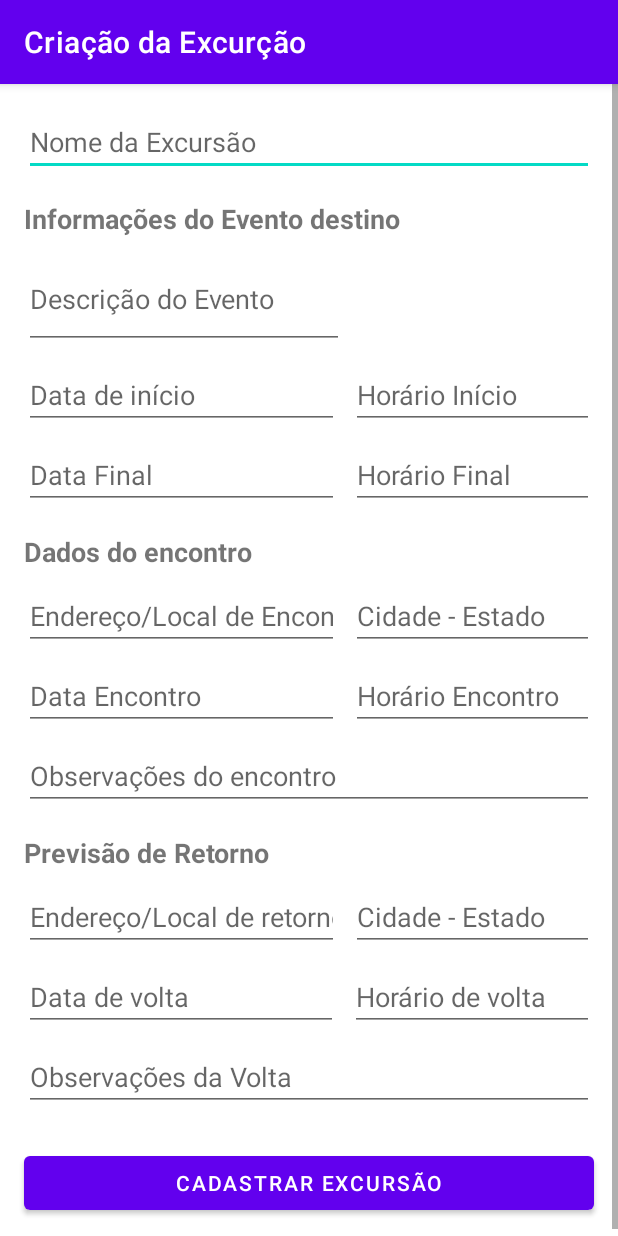
After one commit to victorbueno8/TripXp, an Android app: the EditEventActivity screen opened directly, with no data from a screen before it, on a phone screen of 412 x 824 dp. The commit adds this screen. Run offline under Robolectric (Android 15) with nearby library versions, the phone set to English and light mode, and no system bars.

Commit message:
Add edit event activity for organizer users

```diff
--- a/app/build.gradle
+++ b/app/build.gradle
@@ -41,6 +41,8 @@ dependencies {
     implementation 'androidx.constraintlayout:constraintlayout:2.0.4'
     implementation 'androidx.lifecycle:lifecycle-livedata-ktx:2.3.1'
     implementation 'androidx.lifecycle:lifecycle-viewmodel-ktx:2.3.1'
+    implementation 'androidx.legacy:legacy-support-v4:1.0.0'
+    implementation 'androidx.recyclerview:recyclerview:1.1.0'
     testImplementation 'junit:junit:4.+'
     androidTestImplementation 'androidx.test.ext:junit:1.1.2'
     androidTestImplementation 'androidx.test.espresso:espresso-core:3.3.0'
--- a/app/src/main/AndroidManifest.xml
+++ b/app/src/main/AndroidManifest.xml
@@ -9,6 +9,9 @@
         android:roundIcon="@mipmap/ic_launcher_round"
         android:supportsRtl="true"
         android:theme="@style/Theme.TripXp">
+        <activity
+            android:name=".presentation.organizer.EditEventActivity"
+            android:label="Criação da Excurção" />
         <activity
             android:name=".presentation.PaymentMethodActivity"
             android:label="Método de Pagamento" />
--- /dev/null
+++ b/app/src/main/java/br/edu/ifsp/scl/sdm/tripxp/presentation/organizer/EditEventActivity.kt
@@ -0,0 +1,12 @@
+package br.edu.ifsp.scl.sdm.tripxp.presentation.organizer
+
+import androidx.appcompat.app.AppCompatActivity
+import android.os.Bundle
+import br.edu.ifsp.scl.sdm.tripxp.R
+
+class EditEventActivity : AppCompatActivity() {
+    override fun onCreate(savedInstanceState: Bundle?) {
+        super.onCreate(savedInstanceState)
+        setContentView(R.layout.activity_edit_event)
+    }
+}
--- /dev/null
+++ b/app/src/main/res/layout/activity_edit_event.xml
@@ -0,0 +1,341 @@
+<?xml version="1.0" encoding="utf-8"?>
+<androidx.constraintlayout.widget.ConstraintLayout xmlns:android="http://schemas.android.com/apk/res/android"
+    xmlns:app="http://schemas.android.com/apk/res-auto"
+    xmlns:tools="http://schemas.android.com/tools"
+    android:layout_width="match_parent"
+    android:layout_height="match_parent"
+    tools:context=".presentation.organizer.EditEventActivity">
+
+    <ScrollView
+        android:layout_width="match_parent"
+        android:layout_height="match_parent"
+        app:layout_constraintBottom_toBottomOf="parent"
+        app:layout_constraintEnd_toEndOf="parent"
+        app:layout_constraintStart_toStartOf="parent"
+        app:layout_constraintTop_toTopOf="parent">
+
+        <LinearLayout
+            android:layout_width="match_parent"
+            android:layout_height="wrap_content"
+            android:orientation="vertical">
+
+            <androidx.constraintlayout.widget.ConstraintLayout
+                android:id="@+id/newExcursionFormCl"
+                android:layout_width="match_parent"
+                android:layout_height="match_parent">
+
+                <EditText
+                    android:id="@+id/horaInicioEtt"
+                    android:layout_width="0dp"
+                    android:layout_height="wrap_content"
+                    android:layout_marginStart="4dp"
+                    android:layout_marginLeft="4dp"
+                    android:layout_marginEnd="16dp"
+                    android:layout_marginRight="16dp"
+                    android:ems="10"
+                    android:hint="Horário Início"
+                    android:inputType="time"
+                    app:layout_constraintBottom_toBottomOf="@+id/dataInicioEtd"
+                    app:layout_constraintEnd_toEndOf="parent"
+                    app:layout_constraintStart_toEndOf="@+id/dataInicioEtd"
+                    app:layout_constraintTop_toTopOf="@+id/dataInicioEtd" />
+
+                <EditText
+                    android:id="@+id/returnDateEt"
+                    android:layout_width="209dp"
+                    android:layout_height="wrap_content"
+                    android:layout_marginStart="16dp"
+                    android:layout_marginLeft="16dp"
+                    android:layout_marginTop="8dp"
+                    android:layout_marginEnd="4dp"
+                    android:layout_marginRight="4dp"
+                    android:ems="10"
+                    android:hint="Data de volta"
+                    android:inputType="date"
+                    app:layout_constraintEnd_toStartOf="@+id/returnHourEt"
+                    app:layout_constraintStart_toStartOf="parent"
+                    app:layout_constraintTop_toBottomOf="@+id/returnAddressEt" />
+
+                <EditText
+                    android:id="@+id/meetingDateEt"
+                    android:layout_width="210dp"
+                    android:layout_height="wrap_content"
+                    android:layout_marginStart="16dp"
+                    android:layout_marginLeft="16dp"
+                    android:layout_marginTop="8dp"
+                    android:layout_marginEnd="4dp"
+                    android:layout_marginRight="4dp"
+                    android:ems="10"
+                    android:hint="Data Encontro"
+                    android:inputType="date"
+                    app:layout_constraintEnd_toStartOf="@+id/meetingHourEt"
+                    app:layout_constraintStart_toStartOf="parent"
+                    app:layout_constraintTop_toBottomOf="@+id/meetingAddressEt" />
+
+                <EditText
+                    android:id="@+id/returnAddressEt"
+                    android:layout_width="210dp"
+                    android:layout_height="wrap_content"
+                    android:layout_marginStart="16dp"
+                    android:layout_marginLeft="16dp"
+                    android:layout_marginTop="8dp"
+                    android:layout_marginEnd="4dp"
+                    android:layout_marginRight="4dp"
+                    android:ems="10"
+                    android:hint="Endereço/Local de retorno"
+                    android:inputType="textPersonName"
+                    app:layout_constraintEnd_toStartOf="@+id/returnCityEt"
+                    app:layout_constraintStart_toStartOf="parent"
+                    app:layout_constraintTop_toBottomOf="@+id/returnInfoLb" />
+
+                <TextView
+                    android:id="@+id/returnInfoLb"
+                    android:layout_width="wrap_content"
+                    android:layout_height="wrap_content"
+                    android:layout_marginStart="16dp"
+                    android:layout_marginLeft="16dp"
+                    android:layout_marginTop="16dp"
+                    android:text="Previsão de Retorno"
+                    android:textSize="18sp"
+                    android:textStyle="bold"
+                    app:layout_constraintStart_toStartOf="parent"
+                    app:layout_constraintTop_toBottomOf="@+id/meetingObservationsEt" />
+
+                <EditText
+                    android:id="@+id/meetingObservationsEt"
+                    android:layout_width="0dp"
+                    android:layout_height="wrap_content"
+                    android:layout_marginStart="16dp"
+                    android:layout_marginLeft="16dp"
+                    android:layout_marginTop="8dp"
+                    android:layout_marginEnd="16dp"
+                    android:layout_marginRight="16dp"
+                    android:ems="10"
+                    android:hint="Observações do encontro"
+                    android:inputType="textPersonName"
+                    app:layout_constraintEnd_toEndOf="parent"
+                    app:layout_constraintStart_toStartOf="parent"
+                    app:layout_constraintTop_toBottomOf="@+id/meetingDateEt" />
+
+                <EditText
+                    android:id="@+id/dataInicioEtd"
+                    android:layout_width="210dp"
+                    android:layout_height="wrap_content"
+                    android:layout_marginStart="16dp"
+                    android:layout_marginLeft="16dp"
+                    android:layout_marginTop="8dp"
+                    android:layout_marginEnd="4dp"
+                    android:layout_marginRight="4dp"
+                    android:ems="10"
+                    android:hint="Data de início"
+                    android:inputType="date"
+                    app:layout_constraintEnd_toStartOf="@+id/horaInicioEtt"
+                    app:layout_constraintStart_toStartOf="parent"
+                    app:layout_constraintTop_toBottomOf="@+id/editTextTextPersonName2" />
+
+                <EditText
+                    android:id="@+id/returnCityEt"
+                    android:layout_width="0dp"
+                    android:layout_height="wrap_content"
+                    android:layout_marginStart="4dp"
+                    android:layout_marginLeft="4dp"
+                    android:layout_marginEnd="16dp"
+                    android:layout_marginRight="16dp"
+                    android:ems="10"
+                    android:hint="Cidade - Estado"
+                    android:inputType="textPersonName"
+                    app:layout_constraintBottom_toBottomOf="@+id/returnAddressEt"
+                    app:layout_constraintEnd_toEndOf="parent"
+                    app:layout_constraintStart_toEndOf="@+id/returnAddressEt"
+                    app:layout_constraintTop_toTopOf="@+id/returnAddressEt" />
+
+                <EditText
+                    android:id="@+id/meetingAddressEt"
+                    android:layout_width="210dp"
+                    android:layout_height="wrap_content"
+                    android:layout_marginStart="16dp"
+                    android:layout_marginLeft="16dp"
+                    android:layout_marginTop="8dp"
+                    android:layout_marginEnd="4dp"
+                    android:layout_marginRight="4dp"
+                    android:ems="10"
+                    android:hint="Endereço/Local de Encontro"
+                    android:inputType="textPersonName"
+                    app:layout_constraintEnd_toStartOf="@+id/meetingCityEt"
+                    app:layout_constraintStart_toStartOf="parent"
+                    app:layout_constraintTop_toBottomOf="@+id/gatheringInfoLb" />
+
+                <EditText
+                    android:id="@+id/returnHourEt"
+                    android:layout_width="0dp"
+                    android:layout_height="wrap_content"
+                    android:layout_marginStart="4dp"
+                    android:layout_marginLeft="4dp"
+                    android:layout_marginEnd="16dp"
+                    android:layout_marginRight="16dp"
+                    android:ems="10"
+                    android:hint="Horário de volta"
+                    android:inputType="time"
+                    app:layout_constraintBottom_toBottomOf="@+id/returnDateEt"
+                    app:layout_constraintEnd_toEndOf="parent"
+                    app:layout_constraintStart_toEndOf="@+id/returnDateEt"
+                    app:layout_constraintTop_toTopOf="@+id/returnDateEt" />
+
+                <TextView
+                    android:id="@+id/eventInfoLb"
+                    android:layout_width="wrap_content"
+                    android:layout_height="wrap_content"
+                    android:layout_marginStart="16dp"
+                    android:layout_marginLeft="16dp"
+                    android:layout_marginTop="16dp"
+                    android:text="Informações do Evento destino"
+                    android:textSize="18sp"
+                    android:textStyle="bold"
+                    app:layout_constraintStart_toStartOf="parent"
+                    app:layout_constraintTop_toBottomOf="@+id/editTextTextPersonName" />
+
+                <EditText
+                    android:id="@+id/editTextTextPersonName"
+                    android:layout_width="0dp"
+                    android:layout_height="wrap_content"
+                    android:layout_marginStart="16dp"
+                    android:layout_marginLeft="16dp"
+                    android:layout_marginTop="16dp"
+                    android:layout_marginEnd="16dp"
+                    android:layout_marginRight="16dp"
+                    android:ems="10"
+                    android:hint="Nome da Excursão"
+                    android:inputType="textPersonName"
+                    app:layout_constraintEnd_toEndOf="parent"
+                    app:layout_constraintStart_toStartOf="parent"
+                    app:layout_constraintTop_toTopOf="parent" />
+
+                <EditText
+                    android:id="@+id/horaFinalEtt"
+                    android:layout_width="0dp"
+                    android:layout_height="wrap_content"
+                    android:layout_marginStart="4dp"
+                    android:layout_marginLeft="4dp"
+                    android:layout_marginEnd="16dp"
+                    android:layout_marginRight="16dp"
+                    android:ems="10"
+                    android:hint="Horário Final"
+                    android:inputType="time"
+                    app:layout_constraintBottom_toBottomOf="@+id/dataFinalEtd"
+                    app:layout_constraintEnd_toEndOf="parent"
+                    app:layout_constraintStart_toEndOf="@+id/dataFinalEtd"
+                    app:layout_constraintTop_toTopOf="@+id/dataFinalEtd" />
+
+                <EditText
+                    android:id="@+id/dataFinalEtd"
+                    android:layout_width="210dp"
+                    android:layout_height="wrap_content"
+                    android:layout_marginStart="16dp"
+                    android:layout_marginLeft="16dp"
+                    android:layout_marginTop="8dp"
+                    android:layout_marginEnd="4dp"
+                    android:layout_marginRight="4dp"
+                    android:ems="10"
+                    android:hint="Data Final"
+                    android:inputType="date"
+                    app:layout_constraintEnd_toStartOf="@+id/horaFinalEtt"
+                    app:layout_constraintStart_toStartOf="parent"
+                    app:layout_constraintTop_toBottomOf="@+id/dataInicioEtd" />
+
+                <EditText
+                    android:id="@+id/meetingCityEt"
+                    android:layout_width="0dp"
+                    android:layout_height="wrap_content"
+                    android:layout_marginStart="4dp"
+                    android:layout_marginLeft="4dp"
+                    android:layout_marginEnd="16dp"
+                    android:layout_marginRight="16dp"
+                    android:ems="10"
+                    android:hint="Cidade - Estado"
+                    android:inputType="textPersonName"
+                    app:layout_constraintEnd_toEndOf="parent"
+                    app:layout_constraintStart_toEndOf="@+id/meetingAddressEt"
+                    app:layout_constraintTop_toTopOf="@+id/meetingAddressEt" />
+
+                <EditText
+                    android:id="@+id/editTextTextPersonName2"
+                    android:layout_width="0dp"
+                    android:layout_height="wrap_content"
+                    android:layout_marginStart="16dp"
+                    android:layout_marginLeft="16dp"
+                    android:layout_marginTop="8dp"
+                    android:ems="10"
+                    android:hint="Descrição do Evento"
+                    android:inputType="textMultiLine"
+                    android:lines="4"
+                    android:maxLines="8"
+                    android:minLines="2"
+                    android:scrollbars="vertical"
+                    app:layout_constraintStart_toStartOf="parent"
+                    app:layout_constraintTop_toBottomOf="@+id/eventInfoLb" />
+
+                <TextView
+                    android:id="@+id/gatheringInfoLb"
+                    android:layout_width="wrap_content"
+                    android:layout_height="wrap_content"
+                    android:layout_marginStart="16dp"
+                    android:layout_marginLeft="16dp"
+                    android:layout_marginTop="16dp"
+                    android:text="Dados do encontro"
+                    android:textSize="18sp"
+                    android:textStyle="bold"
+                    app:layout_constraintStart_toStartOf="parent"
+                    app:layout_constraintTop_toBottomOf="@+id/dataFinalEtd" />
+
+                <EditText
+                    android:id="@+id/meetingHourEt"
+                    android:layout_width="0dp"
+                    android:layout_height="wrap_content"
+                    android:layout_marginStart="4dp"
+                    android:layout_marginLeft="4dp"
+                    android:layout_marginEnd="16dp"
+                    android:layout_marginRight="16dp"
+                    android:ems="10"
+                    android:hint="Horário Encontro"
+                    android:inputType="time"
+                    app:layout_constraintBottom_toBottomOf="@+id/meetingDateEt"
+                    app:layout_constraintEnd_toEndOf="parent"
+                    app:layout_constraintStart_toEndOf="@+id/meetingDateEt"
+                    app:layout_constraintTop_toTopOf="@+id/meetingDateEt" />
+
+                <EditText
+                    android:id="@+id/returnObservationsEt"
+                    android:layout_width="0dp"
+                    android:layout_height="wrap_content"
+                    android:layout_marginStart="16dp"
+                    android:layout_marginLeft="16dp"
+                    android:layout_marginTop="8dp"
+                    android:layout_marginEnd="16dp"
+                    android:layout_marginRight="16dp"
+                    android:ems="10"
+                    android:hint="Observações da Volta"
+                    android:inputType="textPersonName"
+                    app:layout_constraintEnd_toEndOf="parent"
+                    app:layout_constraintStart_toStartOf="parent"
+                    app:layout_constraintTop_toBottomOf="@+id/returnDateEt" />
+
+                <Button
+                    android:id="@+id/saveExcursionBt"
+                    android:layout_width="0dp"
+                    android:layout_height="wrap_content"
+                    android:layout_marginStart="16dp"
+                    android:layout_marginLeft="16dp"
+                    android:layout_marginTop="24dp"
+                    android:layout_marginEnd="16dp"
+                    android:layout_marginRight="16dp"
+                    android:layout_marginBottom="16dp"
+                    android:text="Cadastrar Excursão"
+                    app:layout_constraintBottom_toBottomOf="parent"
+                    app:layout_constraintEnd_toEndOf="parent"
+                    app:layout_constraintStart_toStartOf="parent"
+                    app:layout_constraintTop_toBottomOf="@+id/returnObservationsEt" />
+            </androidx.constraintlayout.widget.ConstraintLayout>
+        </LinearLayout>
+    </ScrollView>
+
+</androidx.constraintlayout.widget.ConstraintLayout>
--- a/app/src/main/res/values/dimens.xml
+++ b/app/src/main/res/values/dimens.xml
@@ -5,4 +5,5 @@
     <dimen name="appbar_padding">16dp</dimen>
     <dimen name="fab_margin">16dp</dimen>
     <dimen name="appbar_padding_top">8dp</dimen>
+    <dimen name="text_margin">16dp</dimen>
 </resources>
```
